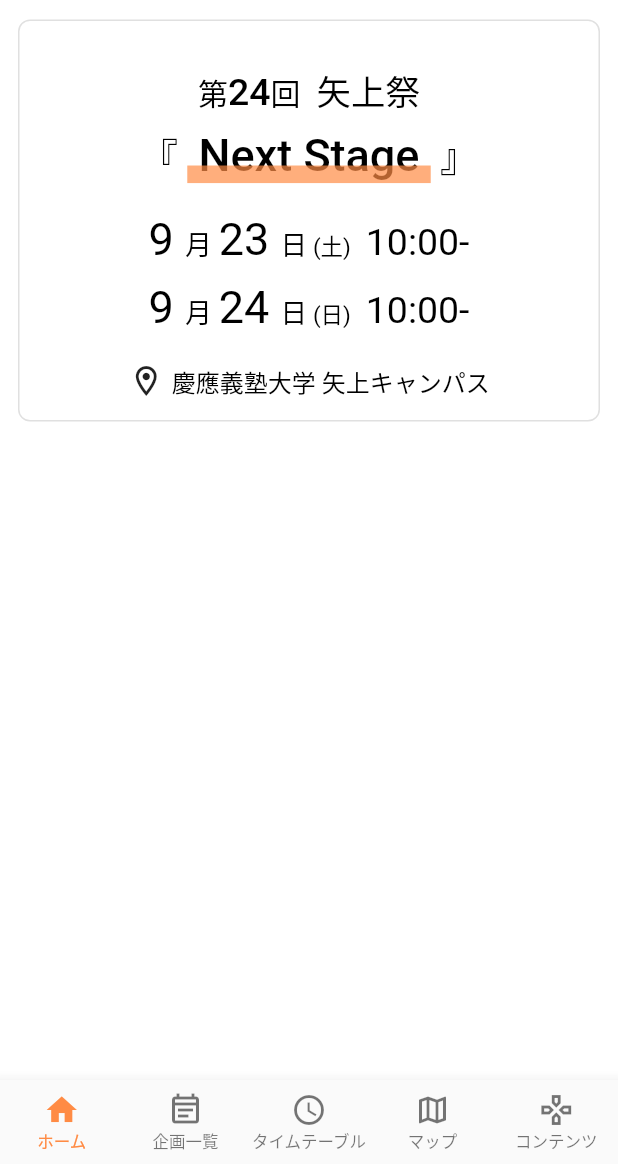
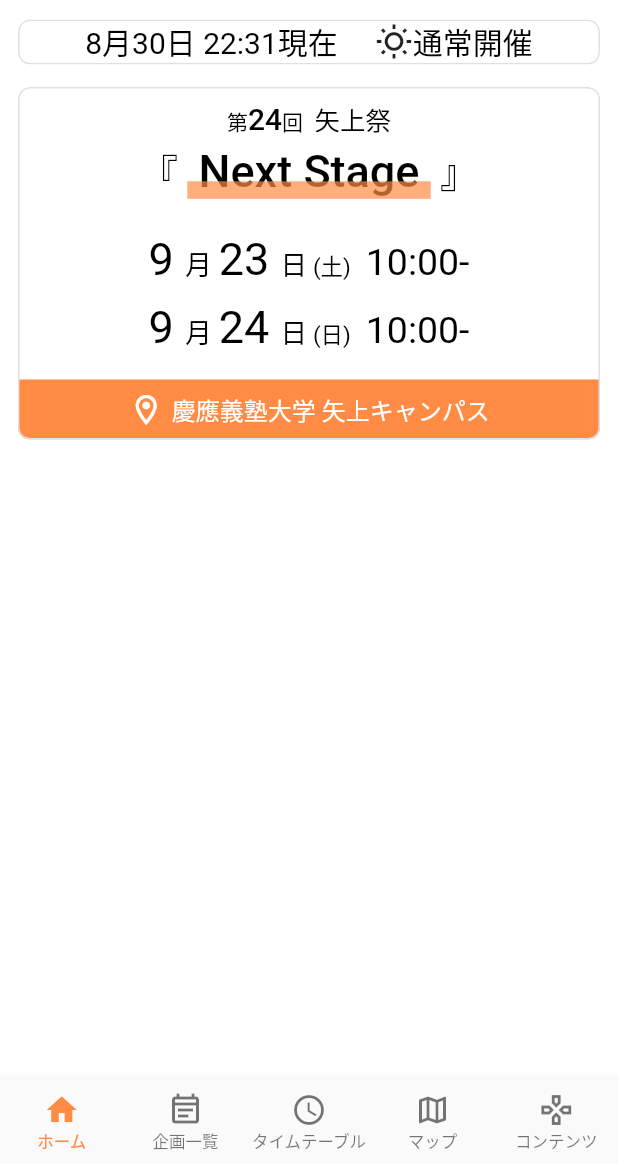
Before and after one commit to yuga-jp/yagamy, a Flutter app: the screen it shows after launch, on a phone screen of 412 x 824 dp, the part 72-1236 px from its top. Run offline on Flutter 3.47's test engine with Material 2 defaults, Android fonts, the phone set to English and light mode, and no system bars; our stand-ins replace flutter_riverpod, flutter_svg, font_awesome_flutter, freezed_annotation, go_router; missing offline and left inert: mobile_scanner.

Commit message:
add event information card

```diff
--- a/lib/constant/theme/theme.dart
+++ b/lib/constant/theme/theme.dart
@@ -12,6 +12,8 @@
   static final ThemeData defalutAppTheme = ThemeData(
     colorScheme: const ColorScheme.light(
       primary: Color.fromRGBO(255, 139, 68, 1.0),
+      secondary: Color.fromRGBO(255, 205, 66, 1.0),
+      tertiary: Color.fromRGBO(255, 92, 70, 1.0),
       outline: Color.fromRGBO(224, 224, 224, 1),
     ),
     scaffoldBackgroundColor: Colors.white,
--- /dev/null
+++ b/lib/model/event_type.dart
@@ -0,0 +1 @@
+enum EventType { normal, rain, suspension }
--- a/lib/view/page/home/home.dart
+++ b/lib/view/page/home/home.dart
@@ -3,6 +3,8 @@
 import 'package:flutter_svg/flutter_svg.dart';
 
 import 'package:yagamy/gen/assets.gen.dart';
+import 'package:yagamy/model/event_type.dart';
+import 'package:yagamy/view/page/home/ui_part/event_information_card.dart';
 import 'package:yagamy/view/page/home/ui_part/top_card.dart';
 
 class HomePage extends StatefulWidget {
@@ -43,7 +45,17 @@
         SliverList(
           delegate: SliverChildListDelegate(
             [
-              const TopCard(),
+              const EventInformationCard(eventType: EventType.normal),
+              SizedBox(
+                height: 250,
+                //width: 300,
+                child: PageView(
+                  children: [
+                    const TopCard(),
+                    Text('aaa'),
+                  ],
+                ),
+              )
             ],
           ),
         ),
--- /dev/null
+++ b/lib/view/page/home/ui_part/event_information_card.dart
@@ -0,0 +1,62 @@
+import 'package:flutter/material.dart';
+
+import 'package:yagamy/model/event_type.dart';
+
+class EventInformationCard extends StatelessWidget {
+  const EventInformationCard({required this.eventType, super.key});
+
+  final EventType eventType;
+
+  IconData _eventIcon(EventType eventType) {
+    switch (eventType) {
+      case EventType.normal:
+        return Icons.wb_sunny_outlined;
+      case EventType.rain:
+        return Icons.cloudy_snowing;
+      case EventType.suspension:
+        return Icons.event_busy_outlined;
+    }
+  }
+
+  String _eventText(EventType eventType) {
+    switch (eventType) {
+      case EventType.normal:
+        return '通常開催';
+      case EventType.rain:
+        return '雨天時開催';
+      case EventType.suspension:
+        return '中止';
+    }
+  }
+
+  @override
+  Widget build(BuildContext context) {
+    return Card(
+      elevation: 0.0,
+      shape: RoundedRectangleBorder(
+        side: BorderSide(color: Theme.of(context).colorScheme.outline),
+        borderRadius: const BorderRadius.all(Radius.circular(8)),
+      ),
+      margin: const EdgeInsets.only(left: 12, top: 5, right: 12, bottom: 10),
+      clipBehavior: Clip.antiAlias,
+      child: Row(
+        mainAxisAlignment: MainAxisAlignment.center,
+        children: [
+          const Text(
+            '8月30日 22:31現在',
+            style: TextStyle(color: Colors.black, fontSize: 20),
+          ),
+          const SizedBox(width: 25),
+          Icon(
+            _eventIcon(eventType),
+            size: 25,
+          ),
+          Text(
+            _eventText(eventType),
+            style: const TextStyle(color: Colors.black, fontSize: 20),
+          ),
+        ],
+      ),
+    );
+  }
+}
--- a/lib/view/page/home/ui_part/top_card.dart
+++ b/lib/view/page/home/ui_part/top_card.dart
@@ -12,9 +12,11 @@
         borderRadius: const BorderRadius.all(Radius.circular(8)),
       ),
       margin: const EdgeInsets.only(left: 12, top: 5, right: 12, bottom: 10),
+      clipBehavior: Clip.antiAlias,
       child: Column(
+        mainAxisAlignment: MainAxisAlignment.spaceBetween,
         children: [
-          const SizedBox(height: 30),
+          const SizedBox(height: 5),
           RichText(
             text: const TextSpan(
               style: TextStyle(
@@ -24,24 +26,23 @@
               children: <TextSpan>[
                 TextSpan(
                   text: '第',
+                  style: TextStyle(fontSize: 14),
+                ),
+                TextSpan(
+                  text: '24',
                   style: TextStyle(fontSize: 20),
                 ),
                 TextSpan(
-                  text: '24',
-                  style: TextStyle(fontSize: 25),
-                ),
-                TextSpan(
                   text: '回 ',
-                  style: TextStyle(fontSize: 20),
+                  style: TextStyle(fontSize: 14),
                 ),
                 TextSpan(
                   text: ' 矢上祭',
-                  style: TextStyle(fontSize: 23),
+                  style: TextStyle(fontSize: 17),
                 ),
               ],
             ),
           ),
-          const SizedBox(height: 8),
           RichText(
             text: TextSpan(
               style: const TextStyle(color: Colors.black),
@@ -69,7 +70,7 @@
               ],
             ),
           ),
-          const SizedBox(height: 20),
+          const SizedBox(height: 15),
           RichText(
             text: const TextSpan(
               style: TextStyle(color: Colors.black),
@@ -101,7 +102,7 @@
               ],
             ),
           ),
-          const SizedBox(height: 10),
+          const SizedBox(height: 3),
           RichText(
             text: const TextSpan(
               style: TextStyle(color: Colors.black),
@@ -133,19 +134,22 @@
               ],
             ),
           ),
-          const SizedBox(height: 20),
-          const Row(
+          const SizedBox(height: 10),
+          Container(
+            color: Theme.of(context).colorScheme.primary,
+            height: 40,
+            child: const Row(
               mainAxisAlignment: MainAxisAlignment.center,
               children: [
-              Icon(Icons.location_on_outlined),
+                Icon(Icons.location_on_outlined, color: Colors.white),
                 SizedBox(width: 5),
                 Text(
                   '慶應義塾大学 矢上キャンパス',
-                style: TextStyle(color: Colors.black, fontSize: 16),
+                  style: TextStyle(color: Colors.white, fontSize: 16),
                 ),
               ],
             ),
-          const SizedBox(height: 15),
+          ),
         ],
       ),
     );
```
Lines whose indentation alone changed are shown as unchanged.
